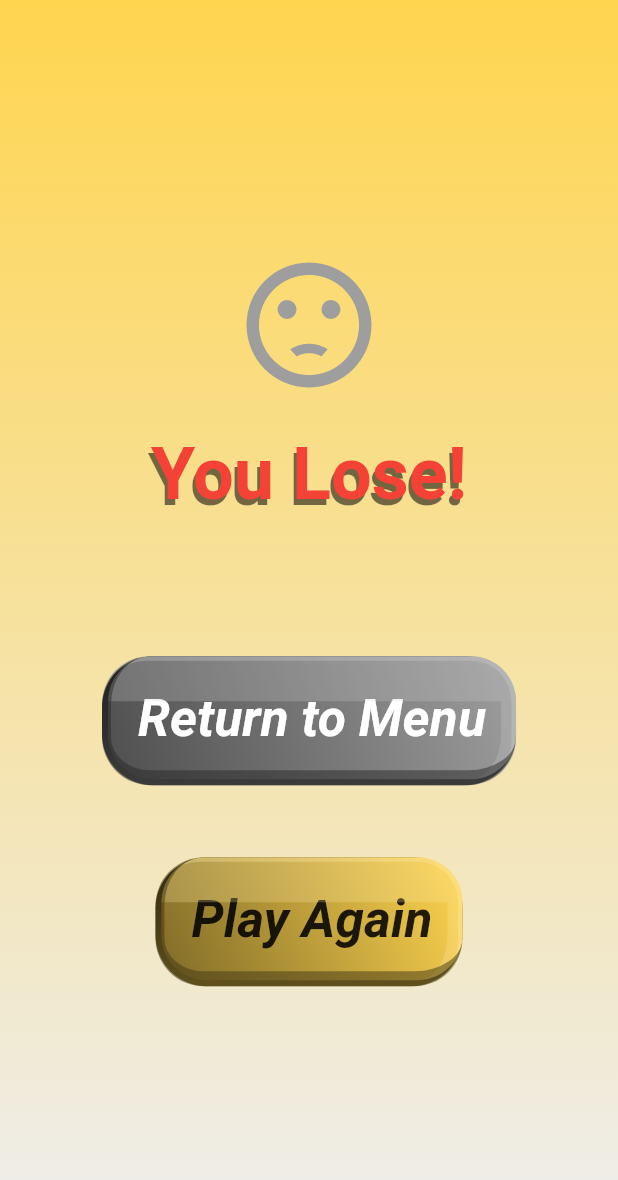
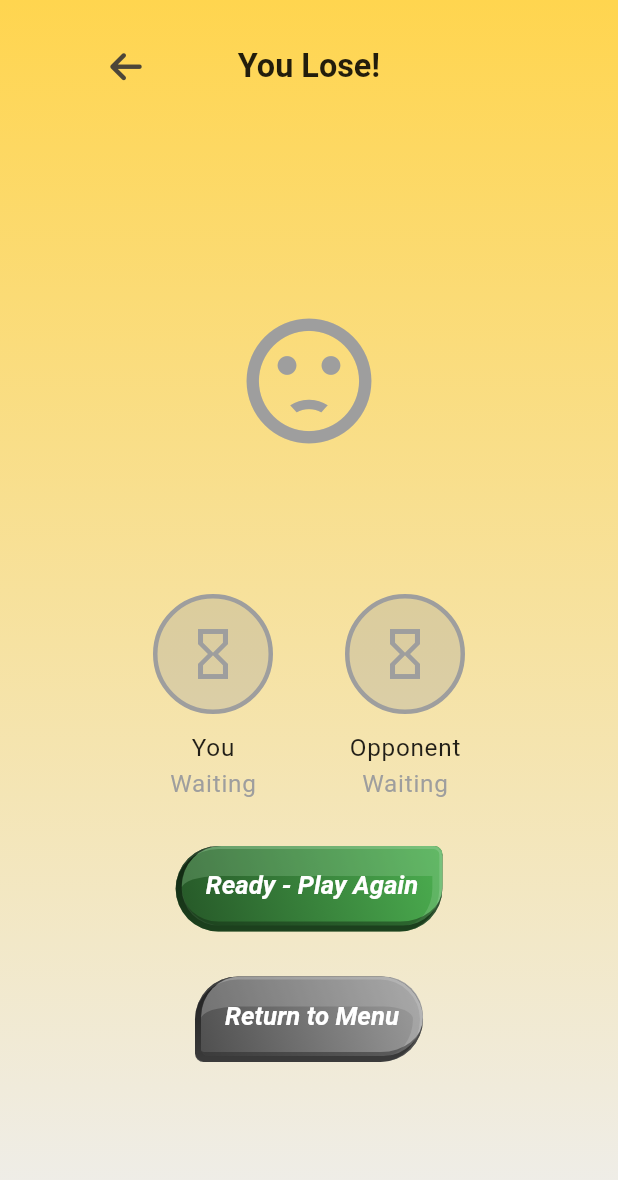
Before and after one commit to mtuan0111/nucatch, a Flutter app: the CombatGameEndScreen screen opened directly, on a phone screen of 412 x 824 dp. Shown: the top 1180 px of the screen. Run offline on Flutter 3.47's test engine with Material 3 defaults, Android fonts, the phone set to English and light mode, and no system bars; our stand-ins replace audioplayers, cloud_firestore, device_info_plus, firebase_auth, firebase_core, flutter_bloc and 11 more; missing offline and left inert: lunar, nearby_connections; accounts and stored records are empty; network calls fail.

Commit message:
feat: Update combat state to request restart by default and enhance game end screen layout

```diff
--- a/lib/blocs/objects/combat/combat_state.dart
+++ b/lib/blocs/objects/combat/combat_state.dart
@@ -40,7 +40,7 @@ class CombatState extends TurnState {
     this.combatStatus = CombatStatus.waiting,
     this.isWinner,
     this.gameEndReason,
-    this.isRestartRequested = false,
+    this.isRestartRequested = true,
     this.isPlayerReady = false,
     this.isOpponentReady = false,
     // TurnState parameters
--- a/lib/screens/menu_screens/player/combat_game_end_screen.dart
+++ b/lib/screens/menu_screens/player/combat_game_end_screen.dart
@@ -1,5 +1,6 @@
 import 'package:flutter/material.dart';
 import 'package:flutter_bloc/flutter_bloc.dart';
+import 'package:font_awesome_flutter/font_awesome_flutter.dart';
 import 'package:nucatch/blocs/navs/combat/combat_nav_cubit.dart';
 import 'package:nucatch/blocs/navs/player/player_nav_cubit.dart';
 import 'package:nucatch/blocs/objects/combat/combat_bloc.dart';
@@ -29,7 +30,44 @@ class CombatGameEndScreen extends StatelessWidget {
               },
               child: BlocBuilder<CombatBloc, CombatState>(
                 builder: (context, combatState) {
-                  return _buildGameEndScreen(context, combatState);
+                  return Column(
+                    children: [
+                      // Header
+                      Padding(
+                        padding: const EdgeInsets.all(20.0),
+                        child: Row(
+                          children: [
+                            IconButton(
+                              icon: const FaIcon(FontAwesomeIcons.arrowLeft),
+                              onPressed: () {
+                                // Reset CombatBloc to fresh initial state
+                                context.read<CombatBloc>().add(CombatBlocReset());
+
+                                // Reset CombatNavCubit to initial state
+                                context.read<CombatNavCubit>().reset();
+
+                                // Navigate back to select play mode
+                                context.read<PlayerNavCubit>().showSelectPlayMode();
+                              },
+                            ),
+                            Expanded(
+                              child: Text(
+                                combatState.isWinner ?? false
+                                    ? lang(context).youWin
+                                    : lang(context).youLose,
+                                style: LayoutConfig(context).titleSectionStyle(),
+                                textAlign: TextAlign.center,
+                              ),
+                            ),
+                            const SizedBox(width: 48),
+                          ],
+                        ),
+                      ),
+                      Expanded(
+                        child: _buildGameEndScreen(context, combatState),
+                      ),
+                    ],
+                  );
                 },
               ),
             ),
@@ -42,51 +80,27 @@ class CombatGameEndScreen extends StatelessWidget {
   Widget _buildGameEndScreen(BuildContext context, CombatState combatState) {
     final isWinner = combatState.isWinner ?? false;
 
-    return Center(
+    return Container(
+      padding: const EdgeInsets.all(20),
       child: Column(
         mainAxisAlignment: MainAxisAlignment.center,
         children: [
+          // Result Icon
           Icon(
             isWinner ? Icons.emoji_events : Icons.sentiment_dissatisfied,
             size: kContainerSizeS,
             color: isWinner ? const Color(0xFFFFD700) : Colors.grey,
           ),
           const SizedBox(height: kSpaceXL),
-          Text(
-            isWinner ? lang(context).youWin : lang(context).youLose,
-            style: LayoutConfig(context)
-                .displaySmallStyle(
-                  isActiveShadow: true,
-                )
-                .copyWith(
-                  fontSize: kFontSize4XL + 3,
-                  color: isWinner ? Colors.green : Colors.red,
-                ),
-          ),
-          const SizedBox(height: kSpaceXL),
+
+          // Game End Reason
           Text(
             _getGameEndReason(context, combatState.gameEndReason),
-            style: LayoutConfig(context).contentSectionStyle(),
+            style: LayoutConfig(context).largeBoldStyle(),
             textAlign: TextAlign.center,
           ),
           const SizedBox(height: kSpace4XL),
-          // Return to menu button
-          CustomElevatedButton(
-            text: lang(context).returnToMenu,
-            shapeAt: RoundedWithShapeAt.all,
-            backgroundColor: Colors.grey,
-            onPressed: () {
-              // Reset CombatBloc to fresh initial state
-              context.read<CombatBloc>().add(CombatBlocReset());
 
-              // Reset CombatNavCubit to initial state
-              context.read<CombatNavCubit>().reset();
-
-              // Navigate back to select play mode
-              context.read<PlayerNavCubit>().showSelectPlayMode();
-            },
-          ),
-          const SizedBox(height: kSpace4XL),
           // Ready indicators section
           if (combatState.isRestartRequested) ...[
             Row(
@@ -109,8 +123,9 @@ class CombatGameEndScreen extends StatelessWidget {
             CustomElevatedButton(
               text: combatState.isPlayerReady
                   ? lang(context).notReady
-                  : lang(context).ready,
-              shapeAt: RoundedWithShapeAt.all,
+                  : '${lang(context).ready} - ${lang(context).playAgain}',
+              buttonSize: ButtonSize.small,
+              shapeAt: RoundedWithShapeAt.topRight,
               backgroundColor:
                   combatState.isPlayerReady ? Colors.orange : Colors.green,
               onPressed: () {
@@ -124,12 +139,32 @@ class CombatGameEndScreen extends StatelessWidget {
           ] else ...[
             CustomElevatedButton(
               text: lang(context).playAgain,
-              shapeAt: RoundedWithShapeAt.all,
+              buttonSize: ButtonSize.small,
+              shapeAt: RoundedWithShapeAt.topRight,
               onPressed: () {
                 context.read<CombatBloc>().add(CombatRestartRequested());
               },
             ),
           ],
+          const SizedBox(height: kSpace3XL),
+
+          // Return to menu button at bottom
+          CustomElevatedButton(
+            text: lang(context).returnToMenu,
+            buttonSize: ButtonSize.small,
+            shapeAt: RoundedWithShapeAt.bottomLeft,
+            backgroundColor: Colors.grey,
+            onPressed: () {
+              // Reset CombatBloc to fresh initial state
+              context.read<CombatBloc>().add(CombatBlocReset());
+
+              // Reset CombatNavCubit to initial state
+              context.read<CombatNavCubit>().reset();
+
+              // Navigate back to select play mode
+              context.read<PlayerNavCubit>().showSelectPlayMode();
+            },
+          ),
         ],
       ),
     );
```
